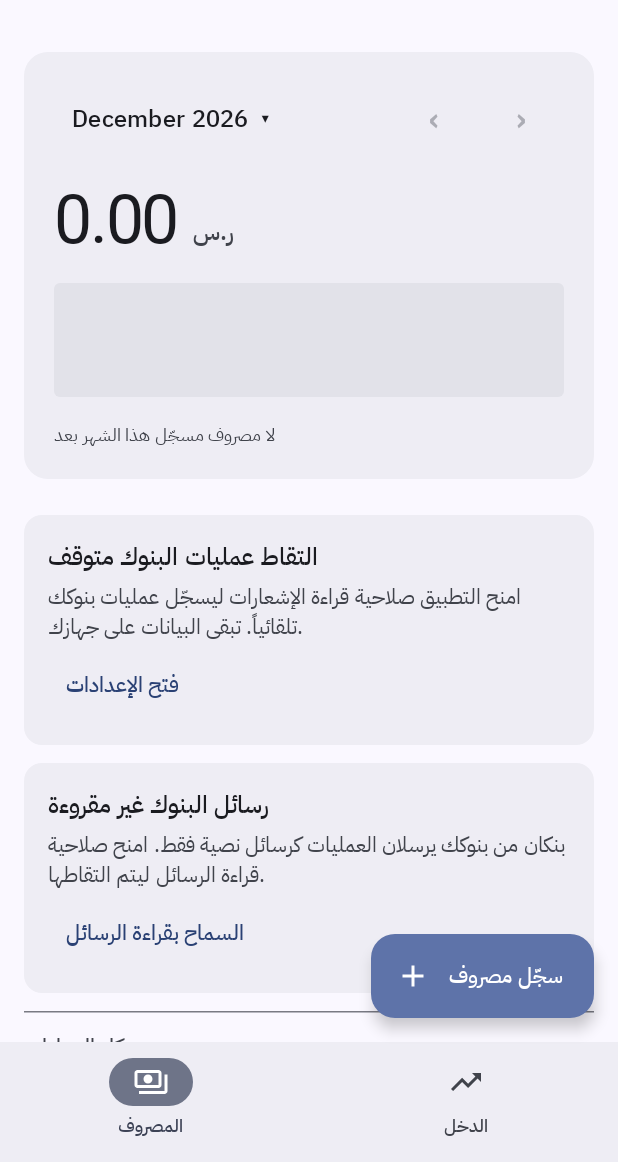
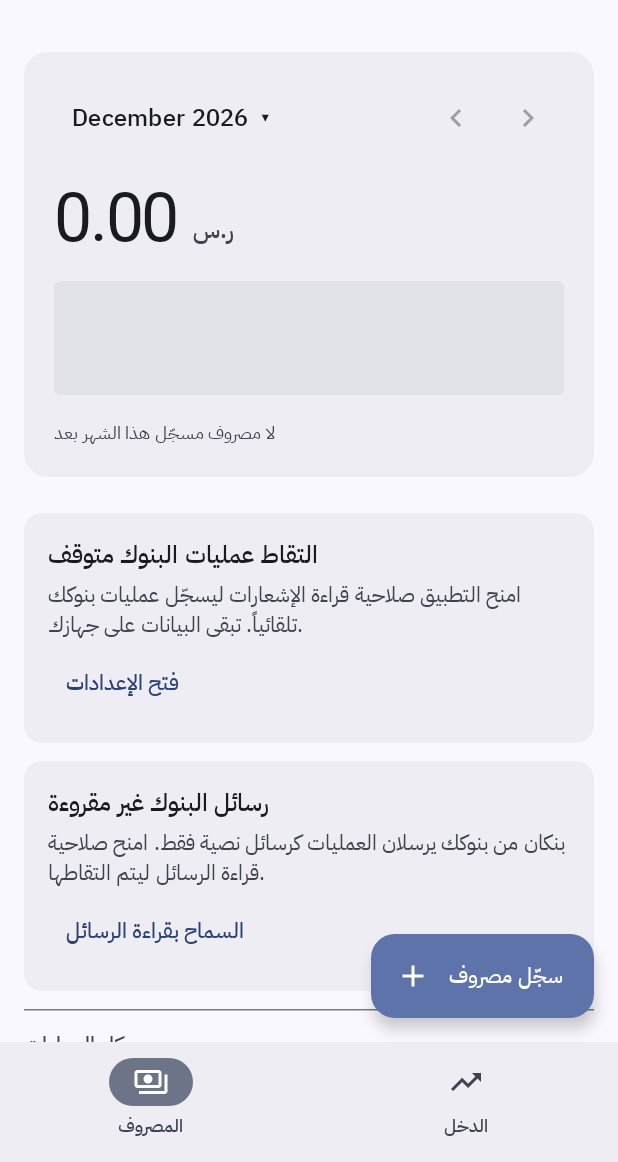
Before and after one commit to KhaleelMalki-hub/masrouf, an Android app built with Jetpack Compose: the composable AddExpenseScreen shown on its own in the app's theme, on a phone screen of 412 x 824 dp, the part 74-1236 px from its top. Run offline under Robolectric (Android 15) with nearby library versions, the phone set to English and light mode, and no system bars; Roboto replaces fonts that are not available here.

Commit message:
fix: the UI review's second pass - the parts a person reads
Switching between Spending and Income was a hard cut: the whole body and the
floating button were replaced in one frame, on the transition this app uses more
than any other. It is a fade-through now, which is what M3 specifies for peers.

The pending queue had no ceiling. A backfill lands every recovered record pending
- this history reached 3,723 - and each slip carries the bank's own message,
nineteen chips and two buttons, so the search box and the whole history sat a
thousand screens below them. Thirty are drawn and the rest are counted.

Three places where Arabic crushed a number: the slip's merchant column took the
width it asked for and the amount the user is being asked to vouch for was
measured last; the history row's badge and card chip were measured before the date
and category, which then ellipsised to nothing; and the card chip itself flipped
its digits to the other end between one bank and the next, because Compose reads
the paragraph direction from the first strong character and "الراجحي" and "D360"
disagree about that. Weights, max lines, and a direction pinned to the layout.

The month arrows were two quotation glyphs. A screen reader read them out as
punctuation, in an app whose entire history is paged with them. They are named
IconButtons now, auto-mirrored, so "back" stays on the right in Arabic by
declaration rather than by Unicode's good manners.

Co-Authored-By: Claude Opus 5 (1M context) <noreply@anthropic.com>
Claude-Session: https://claude.ai/code/session_01RnFLZjDnxjBs9F9wXBh5mx

```diff
--- a/app/src/main/kotlin/sa/masrouf/app/ui/AddExpenseScreen.kt
+++ b/app/src/main/kotlin/sa/masrouf/app/ui/AddExpenseScreen.kt
@@ -10,6 +10,7 @@ import androidx.compose.material3.ExtendedFloatingActionButton
 import androidx.compose.material3.ModalBottomSheet
 import androidx.compose.material3.rememberModalBottomSheetState
 import androidx.compose.runtime.LaunchedEffect
+import androidx.compose.animation.Crossfade
 import androidx.compose.animation.core.tween
 import androidx.compose.material.icons.Icons
 import androidx.compose.foundation.lazy.rememberLazyListState
@@ -353,15 +354,24 @@ fun AddExpenseScreen(
             }
         },
     ) { padding ->
-        if (destination == Destination.INCOME) {
+        // Fade-through between the two destinations, which is what M3 specifies
+        // for peers. It was a hard cut: the whole body and the floating button
+        // were replaced in one frame, on the transition this app uses most.
+        Crossfade(
+            targetState = destination,
+            animationSpec = tween(Motion.MEDIUM, easing = Motion.standard),
+            label = "destination",
+        ) { shown ->
+            when (shown) {
+                Destination.INCOME ->
                 IncomeScreen(
                     months = incomeMonths,
                     deposits = incomeDeposits,
                     currencyLabel = currency,
                     modifier = Modifier.padding(padding),
                 )
-            return@Scaffold
-        }
+
+                Destination.SPENDING ->
             LazyColumn(
                 state = listState,
                 modifier = Modifier
@@ -446,7 +456,13 @@ fun AddExpenseScreen(
                             )
                         }
                     }
-                items(pending, key = { it.id }) { transaction ->
+                    // Capped. A backfill lands every recovered message PENDING - this
+                    // history reached 3,723 of them - and each slip carries the bank's
+                    // own words, nineteen category chips and two buttons. Uncapped,
+                    // the search box and the history below sat a thousand screens
+                    // down. The rest are reachable by confirming these or by "confirm
+                    // all", and the count says how many are waiting.
+                    items(pending.take(PENDING_SHOWN), key = { it.id }) { transaction ->
                         ReceiptSlip(
                             modifier = Modifier.animateItem(
                                 fadeInSpec = tween(Motion.SHORT, easing = Motion.emphasizedDecelerate),
@@ -458,6 +474,19 @@ fun AddExpenseScreen(
                             onConfirm = { categoryId -> viewModel.confirm(transaction.id, categoryId) },
                             onDismiss = { confirming = DestructiveAction.Dismiss(transaction) },
                         )
+                    }
+                    if (pending.size > PENDING_SHOWN) {
+                        item {
+                            Text(
+                                text = stringResource(
+                                    R.string.pending_more,
+                                    (pending.size - PENDING_SHOWN).toString(),
+                                ),
+                                style = MaterialTheme.typography.bodySmall,
+                                color = MaterialTheme.colorScheme.onSurfaceVariant,
+                                modifier = Modifier.padding(top = 4.dp, bottom = 8.dp),
+                            )
+                        }
                     }
                 }
 
@@ -544,6 +573,8 @@ fun AddExpenseScreen(
                 }
 
                 // Clearance is contentPadding above, not an item here.
+            }
+            }
         }
     }
 
@@ -855,6 +886,16 @@ private fun DestructiveConfirmation(
  */
 private const val BULK_CONFIRM_THRESHOLD = 10
 
+/**
+ * How many pending slips the screen draws at once.
+ *
+ * A slip is a tall, expensive row - the bank's own message, nineteen chips, two
+ * buttons - and an import lands every recovered record pending. Thirty is more
+ * than anyone works through in a sitting and short enough that the history stays
+ * one flick away.
+ */
+private const val PENDING_SHOWN = 30
+
 /** Where the salary is typed. One field; clearing it removes the line. */
 @Composable
 private fun SalaryDialog(
--- a/app/src/main/kotlin/sa/masrouf/app/ui/MonthPanel.kt
+++ b/app/src/main/kotlin/sa/masrouf/app/ui/MonthPanel.kt
@@ -28,6 +28,9 @@ import androidx.compose.foundation.layout.padding
 import androidx.compose.foundation.layout.width
 import androidx.compose.material3.Icon
 import androidx.compose.material3.HorizontalDivider
+import androidx.compose.material.icons.automirrored.outlined.KeyboardArrowLeft
+import androidx.compose.material.icons.automirrored.outlined.KeyboardArrowRight
+import androidx.compose.material3.IconButton
 import androidx.compose.material3.MaterialTheme
 import androidx.compose.ui.semantics.contentDescription
 import androidx.compose.material3.Text
@@ -304,16 +307,23 @@ internal fun MonthNavigator(
             )
         }
         Row {
-            TextButton(
-                onClick = onPrevious,
-                enabled = canGoBack,
-                modifier = Modifier.heightIn(min = 48.dp),
-            ) { Text("\u2039", style = MaterialTheme.typography.titleLarge) }
-            TextButton(
-                onClick = onNext,
-                enabled = canGoForward,
-                modifier = Modifier.heightIn(min = 48.dp),
-            ) { Text("\u203A", style = MaterialTheme.typography.titleLarge) }
+            // IconButtons with names, not bare quotation glyphs. A screen reader
+            // read the previous button as "\u2039" and the next one as "\u203A" -
+            // two punctuation marks, in an app whose whole history is paged with
+            // them. AutoMirrored so back stays on the right in Arabic, which the
+            // glyphs achieved only because Unicode mirrors them for us.
+            IconButton(onClick = onPrevious, enabled = canGoBack) {
+                Icon(
+                    imageVector = Icons.AutoMirrored.Outlined.KeyboardArrowLeft,
+                    contentDescription = stringResource(R.string.month_previous),
+                )
+            }
+            IconButton(onClick = onNext, enabled = canGoForward) {
+                Icon(
+                    imageVector = Icons.AutoMirrored.Outlined.KeyboardArrowRight,
+                    contentDescription = stringResource(R.string.month_next),
+                )
+            }
         }
     }
 }
--- a/app/src/main/res/values/strings.xml
+++ b/app/src/main/res/values/strings.xml
@@ -151,6 +151,9 @@
     <string name="nav_spending">المصروف</string>
     <string name="nav_income">الدخل</string>
     <string name="cards_title">بطاقاتك</string>
+    <string name="pending_more">وفي الانتظار %1$s عملية أخرى</string>
+    <string name="month_previous">الشهر السابق</string>
+    <string name="month_next">الشهر التالي</string>
     <string name="card_kind_mada">على بطاقات مدى</string>
     <string name="card_kind_credit">على البطاقات الائتمانية</string>
     <string name="card_kind_mada_short">مدى</string>
```
Also changed, not shown: app/src/main/kotlin/sa/masrouf/app/ui/HistoryList.kt (+15 -1 lines), app/src/main/kotlin/sa/masrouf/app/ui/ReceiptSlip.kt (+12 -2 lines), 1 other file. Lines whose indentation alone changed are shown as unchanged.
